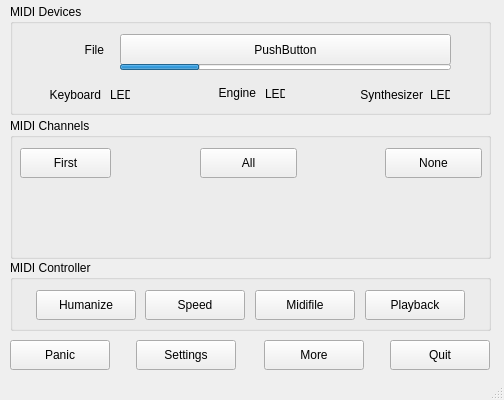
Old version of the form src/mainwindow.ui in the repository obook/I-like-Chopin.
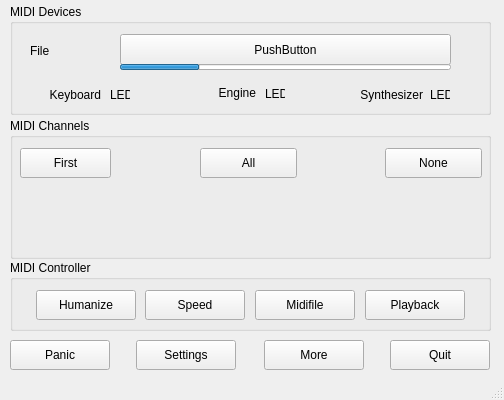
New version of the form.

Commit message: No more windows title changed, parent folder of song is in label.

The edit to the form file:
```diff
--- a/src/mainwindow.ui
+++ b/src/mainwindow.ui
@@ -48,9 +48,9 @@
     <widget class="QLabel" name="label_File">
      <property name="geometry">
       <rect>
-       <x>23</x>
-       <y>35</y>
-       <width>71</width>
+       <x>20</x>
+       <y>36</y>
+       <width>81</width>
        <height>22</height>
       </rect>
      </property>
@@ -58,7 +58,7 @@
       <string>File</string>
      </property>
      <property name="alignment">
-      <set>Qt::AlignmentFlag::AlignRight|Qt::AlignmentFlag::AlignTrailing|Qt::AlignmentFlag::AlignVCenter</set>
+      <set>Qt::AlignmentFlag::AlignLeading|Qt::AlignmentFlag::AlignLeft|Qt::AlignmentFlag::AlignVCenter</set>
      </property>
     </widget>
     <widget class="QLabel" name="label_Ouput">
```
The commit also changes 7 other files.
